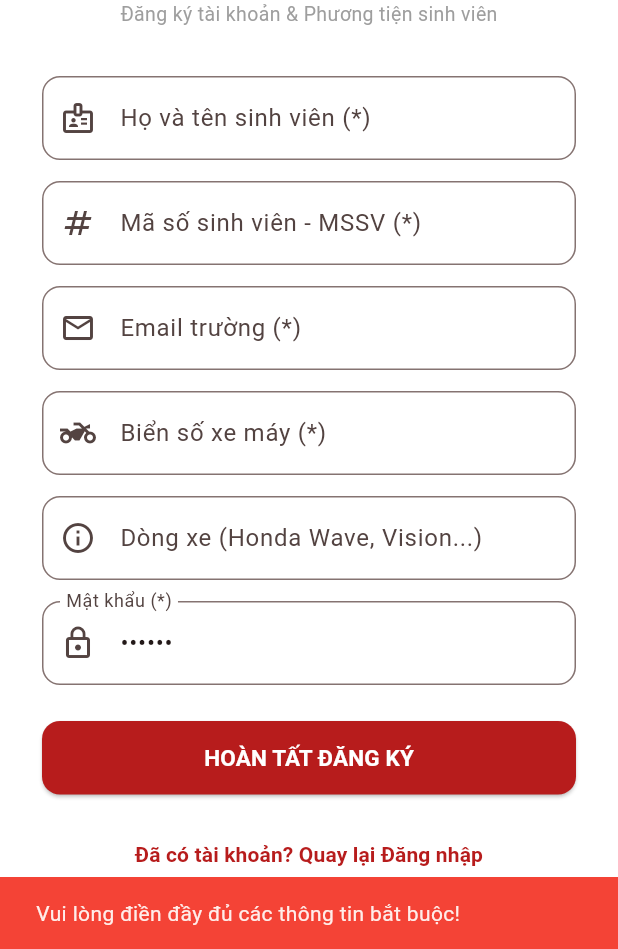
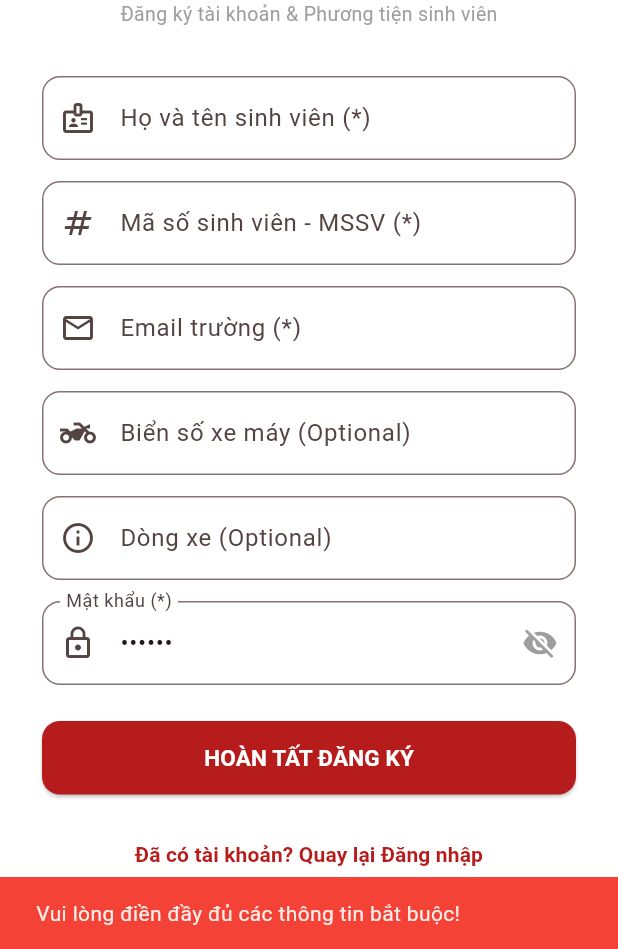
Before and after one commit to trungvitlon/ParkingHust, a Flutter app: the screen it shows after launch, after a tap on "Chưa có tài khoản? Đăng ký ngay", after a tap on "HOÀN TẤT ĐĂNG KÝ", on a phone screen of 412 x 824 dp, the part 287-1236 px from its top. Run offline on Flutter 3.47's test engine with Material 3 defaults, Android fonts, the phone set to English and light mode, and no system bars; our stand-ins replace flutter_map, geolocator, latlong2, socket_io_client; accounts and stored records are empty; network calls fail.

Commit message:
Update login

```diff
--- a/mobile_app/lib/screens/login_screen.dart
+++ b/mobile_app/lib/screens/login_screen.dart
@@ -14,6 +14,7 @@ class _LoginScreenState extends State<LoginScreen> {
   // Chế độ màn hình: false = Đăng nhập, true = Đăng ký
   bool _isRegisterMode = false;
   bool _isLoading = false;
+  bool _obscurePassword = true; // Mặc định ẩn mật khẩu
 
   // Controllers cho Đăng nhập & Đăng ký
   final _accountController = TextEditingController(text: '20210001');
@@ -34,8 +35,7 @@ class _LoginScreenState extends State<LoginScreen> {
         if (_fullNameController.text.isEmpty ||
             _studentIdController.text.isEmpty ||
             _emailController.text.isEmpty ||
-            _passwordController.text.isEmpty ||
-            _plateNumberController.text.isEmpty) {
+            _passwordController.text.isEmpty) {
           throw Exception('Vui lòng điền đầy đủ các thông tin bắt buộc!');
         }
 
@@ -44,7 +44,9 @@ class _LoginScreenState extends State<LoginScreen> {
           studentId: _studentIdController.text.trim(),
           email: _emailController.text.trim(),
           password: _passwordController.text.trim(),
-          plateNumber: _plateNumberController.text.trim(),
+          plateNumber: _plateNumberController.text.trim().isEmpty
+              ? 'Chưa cập nhật (${_studentIdController.text.trim()})'
+              : _plateNumberController.text.trim(),
           vehicleModel: _vehicleModelController.text.trim().isEmpty
               ? 'Xe máy sinh viên'
               : _vehicleModelController.text.trim(),
@@ -158,7 +160,7 @@ class _LoginScreenState extends State<LoginScreen> {
                 TextField(
                   controller: _plateNumberController,
                   decoration: InputDecoration(
-                    labelText: 'Biển số xe máy (*)',
+                    labelText: 'Biển số xe máy (Optional)',
                     hintText: 'vd: 29-B1 123.45',
                     prefixIcon: const Icon(Icons.two_wheeler),
                     border: OutlineInputBorder(borderRadius: BorderRadius.circular(12)),
@@ -168,7 +170,8 @@ class _LoginScreenState extends State<LoginScreen> {
                 TextField(
                   controller: _vehicleModelController,
                   decoration: InputDecoration(
-                    labelText: 'Dòng xe (Honda Wave, Vision...)',
+                    labelText: 'Dòng xe (Optional)',
+                    hintText: 'vd: Honda Wave, Vision...',
                     prefixIcon: const Icon(Icons.info_outline),
                     border: OutlineInputBorder(borderRadius: BorderRadius.circular(12)),
                   ),
@@ -179,10 +182,21 @@ class _LoginScreenState extends State<LoginScreen> {
               // Ô NHẬP MẬT KHẨU (DÙNG CHUNG CHO CẢ 2 CHẾ ĐỘ)
               TextField(
                 controller: _passwordController,
-                obscureText: true,
+                obscureText: _obscurePassword,
                 decoration: InputDecoration(
                   labelText: 'Mật khẩu (*)',
                   prefixIcon: const Icon(Icons.lock_outline),
+                  suffixIcon: IconButton(
+                    icon: Icon(
+                      _obscurePassword ? Icons.visibility_off : Icons.visibility,
+                      color: Colors.grey,
+                    ),
+                    onPressed: () {
+                      setState(() {
+                        _obscurePassword = !_obscurePassword;
+                      });
+                    },
+                  ),
                   border: OutlineInputBorder(borderRadius: BorderRadius.circular(12)),
                 ),
               ),
```
